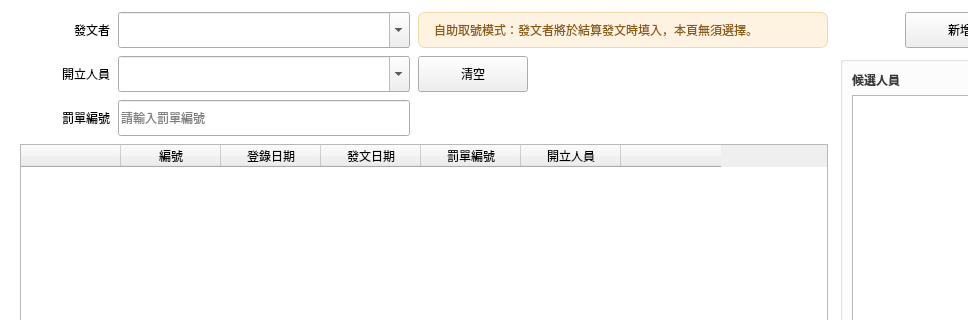
Qt form layouts/Layout11.ui (jerrygskk/PoliceDocSys) before a commit; both pictures show x 0 to 968 and y 0 to 320 of the 1100 by 700 pixel window.
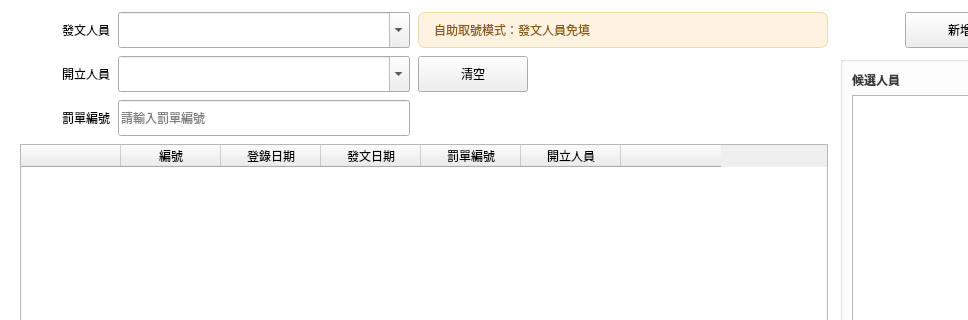
The same form after that commit.

What changed in the file:
```diff
--- a/layouts/Layout11.ui
+++ b/layouts/Layout11.ui
@@ -28,7 +28,7 @@
         <!-- row0：發文者（自助模式反灰但保留位置）＋可見提示標籤 -->
         <item row="0" column="0">
          <widget class="QLabel" name="lbl_ticket_sender">
-          <property name="text"><string>發文者</string></property>
+          <property name="text"><string>發文人員</string></property>
           <property name="minimumSize"><size><width>90</width><height>36</height></size></property>
           <property name="alignment"><set>Qt::AlignRight|Qt::AlignVCenter</set></property>
          </widget>
@@ -42,7 +42,7 @@
         </item>
         <item row="0" column="2" colspan="2">
          <widget class="QLabel" name="ticket_sender_hint">
-          <property name="text"><string>自助取號模式：發文者將於結算發文時填入，本頁無須選擇。</string></property>
+          <property name="text"><string>自助取號模式：發文人員免填</string></property>
           <property name="minimumSize"><size><width>0</width><height>36</height></size></property>
           <property name="styleSheet"><string notr="true">background-color: #fdf3e0; color: #8a5c14; border: 1px solid #f0d9a8; border-radius: 7px; padding: 4px 12px;</string></property>
           <property name="alignment"><set>Qt::AlignLeft|Qt::AlignVCenter</set></property>
```
Left out of the diff: 2 changed lines with no effect on the pictures.
